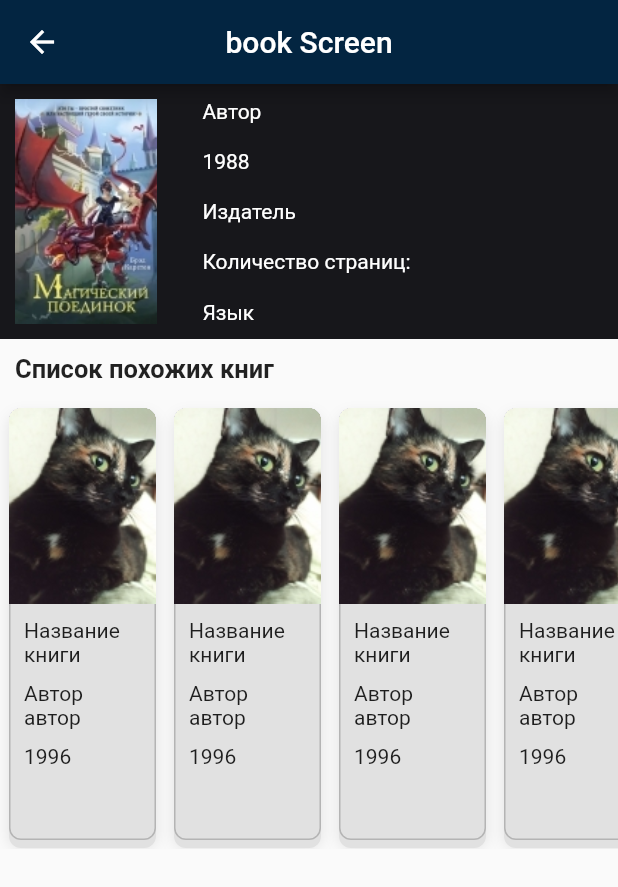
After one commit to olgajumisan/books_catalog, a Flutter app: the BooksDetailsWidget screen opened by its route, on a phone screen of 412 x 824 dp. The commit adds this screen. Shown: the top 887 px of the screen. Run offline on Flutter 3.47's test engine with Material 2 defaults, Android fonts, the phone set to English and light mode, and no system bars; missing offline and left inert: spider.

Commit message:
book_details_screen
book_details_screen

```diff
--- a/lib/main.dart
+++ b/lib/main.dart
@@ -1,5 +1,6 @@
 import 'package:flutter/material.dart';
 import 'package:ll_movie_db/widgets/auth/auth_widget.dart';
+import 'package:ll_movie_db/widgets/books_details/books_details_widget.dart';
 import 'package:ll_movie_db/widgets/main_screen/main_screen_widget.dart';
 
 void main() {
@@ -25,7 +26,14 @@ class MyApp extends StatelessWidget {
       ),
       routes: {
         '/auth_screen': (context) => AuthWidget(),
-        '/main_screen': (context) => MainScreenWidget()
+        '/main_screen': (context) => MainScreenWidget(),
+        '/main_screen/books_detail': (context) {
+          final arguments = ModalRoute.of(context)?.settings.arguments;
+          if (arguments is int) {
+            return BooksDetailsWidget(bookId: arguments);
+          } else
+            return BooksDetailsWidget(bookId: 1);
+        },
       },
       initialRoute: '/auth_screen',
       /*onGenerateRoute: (settings) {
--- /dev/null
+++ b/lib/widgets/books_details/books_details_main_booklist_widget.dart
@@ -0,0 +1,89 @@
+import 'package:flutter/material.dart';
+
+import '../../resources/resources.dart';
+
+class BookdetailsMainBooklistWidget extends StatelessWidget {
+  const BookdetailsMainBooklistWidget({super.key});
+
+  @override
+  Widget build(BuildContext context) {
+    return Column(
+      crossAxisAlignment: CrossAxisAlignment.start,
+      children: [
+        const Padding(
+          padding: EdgeInsets.all(10),
+          child: Text(
+            'Список похожих книг',
+            style: TextStyle(fontSize: 17, fontWeight: FontWeight.w600),
+          ),
+        ),
+        SizedBox(
+          height: 300,
+          child: Scrollbar(
+            child: ListView.builder(
+              itemBuilder: (BuildContext context, int index) {
+                return Padding(
+                  padding: const EdgeInsets.all(6.0),
+                  child: DecoratedBox(
+                    decoration: BoxDecoration(
+                      border: Border.all(color: Colors.black.withOpacity(0.2)),
+                      borderRadius: BorderRadius.all(
+                        Radius.circular(8.0),
+                      ),
+                      boxShadow: [
+                        BoxShadow(
+                          color: Colors.black.withOpacity(0.1),
+                          blurRadius: 8.0,
+                          blurStyle: BlurStyle.solid,
+                          offset: Offset(0, 5),
+                        )
+                      ],
+                    ),
+                    child: ClipRRect(
+                      borderRadius: BorderRadius.only(
+                        topLeft: Radius.circular(8.0),
+                        topRight: Radius.circular(8.0),
+                      ),
+                      clipBehavior: Clip.hardEdge,
+                      child: Column(
+                        children: [
+                          Image(
+                            image: AssetImage(Images.cat),
+                          ),
+                          Padding(
+                            padding: const EdgeInsets.all(10.0),
+                            child: Column(
+                              crossAxisAlignment: CrossAxisAlignment.start,
+                              children: [
+                                Text(
+                                  'Название книги',
+                                  maxLines: 2,
+                                  overflow: TextOverflow.ellipsis,
+                                ),
+                                SizedBox(
+                                  height: 10,
+                                ),
+                                Text('Автор автор'),
+                                SizedBox(
+                                  height: 10,
+                                ),
+                                Text('1996'),
+                              ],
+                            ),
+                          )
+                        ],
+                      ),
+                    ),
+                  ),
+                );
+              },
+              itemCount: 20,
+              itemExtent: 110,
+              scrollDirection: Axis.horizontal,
+            ),
+          ),
+        ),
+      ],
+    );
+  }
+}
--- /dev/null
+++ b/lib/widgets/books_details/books_details_main_widget.dart
@@ -0,0 +1,71 @@
+import 'dart:math';
+
+import 'package:flutter/material.dart';
+
+import '../../resources/resources.dart';
+import 'books_details_main_booklist_widget.dart';
+
+class BooksDetailsMainWidget extends StatelessWidget {
+  const BooksDetailsMainWidget({super.key});
+
+  @override
+  Widget build(BuildContext context) {
+    return ColoredBox(
+      color: Color.fromRGBO(23, 23, 27, 1.0),
+      child: Padding(
+        padding: const EdgeInsets.all(10.0),
+        child: Column(
+          children: [
+            BookdetailsMainCoverWidget(),
+          ],
+        ),
+      ),
+    );
+  }
+}
+
+class BookdetailsMainCoverWidget extends StatelessWidget {
+  BookdetailsMainCoverWidget({super.key});
+  final mainTextStyle = TextStyle(color: Colors.white, fontSize: 14);
+
+  @override
+  Widget build(BuildContext context) {
+    return SizedBox(
+      height: 150,
+      child: Row(
+        crossAxisAlignment: CrossAxisAlignment.start,
+        children: [
+          Image(
+            image: AssetImage(Images.bookCover),
+          ),
+          SizedBox(
+            width: 30,
+          ),
+          Column(
+            crossAxisAlignment: CrossAxisAlignment.start,
+            mainAxisAlignment: MainAxisAlignment.spaceBetween,
+            children: [
+              Text(
+                'Автор',
+                style: mainTextStyle,
+              ),
+              Text('1988', style: mainTextStyle),
+              Text(
+                'Издатель',
+                style: mainTextStyle,
+              ),
+              Text(
+                'Количество страниц: ',
+                style: mainTextStyle,
+              ),
+              Text(
+                'Язык',
+                style: mainTextStyle,
+              ),
+            ],
+          )
+        ],
+      ),
+    );
+  }
+}
--- /dev/null
+++ b/lib/widgets/books_details/books_details_widget.dart
@@ -0,0 +1,28 @@
+import 'package:flutter/material.dart';
+
+import 'books_details_main_booklist_widget.dart';
+import 'books_details_main_widget.dart';
+
+class BooksDetailsWidget extends StatefulWidget {
+  final int bookId;
+  const BooksDetailsWidget({super.key, required this.bookId});
+
+  @override
+  State<BooksDetailsWidget> createState() => _BooksDetailsWidgetState();
+}
+
+class _BooksDetailsWidgetState extends State<BooksDetailsWidget> {
+  @override
+  Widget build(BuildContext context) {
+    return Scaffold(
+      appBar: AppBar(
+        centerTitle: true,
+        title: Text('book Screen'),
+      ),
+      body: ListView(children: [
+        BooksDetailsMainWidget(),
+        BookdetailsMainBooklistWidget()
+      ]),
+    );
+  }
+}
--- a/lib/widgets/bookslist/books_list_widget.dart
+++ b/lib/widgets/bookslist/books_list_widget.dart
@@ -2,13 +2,15 @@ import 'package:flutter/material.dart';
 import '../../resources/resources.dart';
 
 class BookItem {
+  final int id;
   final String imageName;
   final String title;
   final String author;
   final String description;
 
   BookItem(
-      {required this.imageName,
+      {required this.id,
+      required this.imageName,
       required this.title,
       required this.author,
       required this.description});
@@ -24,6 +26,7 @@ class BooksListwidget extends StatefulWidget {
 class _BooksListwidgetState extends State<BooksListwidget> {
   final _booksList = [
     BookItem(
+      id: 1,
       imageName: Images.bookCover,
       title: 'Магический поединок',
       author: 'Брэд Карстен',
@@ -31,6 +34,7 @@ class _BooksListwidgetState extends State<BooksListwidget> {
           'Есть произведения, которые можно читать и перечитывать много раз. Книга Антуана де Сент-Экзюпери «Маленький принц» одна из таких. С момента первого издания в 1943 году она входит в число самых читаемых в мире. Ее автор, французский летчик и писатель, взрослый, так и оставшийся в душе ребенком. Книга «Маленький принц» рассказывает о необыкновенной встрече пилота (из-за неполадок в моторе летчику пришлось посадить самолет в пустыне) с Маленьким принцем, гостем с другой планеты.',
     ),
     BookItem(
+      id: 2,
       imageName: Images.duna,
       title: 'Дюна',
       author: 'Фрэнк Герберт',
@@ -38,12 +42,14 @@ class _BooksListwidgetState extends State<BooksListwidget> {
           'Фрэнк Герберт успел написать много, но в истории остался прежде всего как автор эпопеи "Дюна". Возможно, самой прославленной фантастической саги двадцатого столетия, саги, переведенной на десятки языков и завоевавшей по всему миру миллионы поклонников.',
     ),
     BookItem(
+        id: 3,
         imageName: Images.frai,
         title: 'Наваждения',
         author: 'Макс Фрай',
         description:
             '«Наваждения» — пятый том фэнтези-сериала Лабиринты Ехо Макса Фрая. Книга содержит две повести, повествующие о приключениях сэра Макса в мире Ехо'),
     BookItem(
+      id: 4,
       imageName: Images.sun,
       title: 'Успеть до захода солнца',
       author: 'Нора Робертс',
@@ -51,6 +57,7 @@ class _BooksListwidgetState extends State<BooksListwidget> {
           'На курорте в Западной Монтане найдено тело молодой женщины. Для Бодин убийство становится шокирующим напоминанием о старой потере. Двадцать пять лет назад ее тетя Элис бесследно исчезла, и теперь Бодин связывает новую трагедию с событиями прошлого.',
     ),
     BookItem(
+      id: 5,
       imageName: Images.duna,
       title: 'Дюна',
       author: 'Фрэнк Герберт',
@@ -58,12 +65,14 @@ class _BooksListwidgetState extends State<BooksListwidget> {
           'Фрэнк Герберт успел написать много, но в истории остался прежде всего как автор эпопеи "Дюна". Возможно, самой прославленной фантастической саги двадцатого столетия, саги, переведенной на десятки языков и завоевавшей по всему миру миллионы поклонников.',
     ),
     BookItem(
+        id: 6,
         imageName: Images.tuman,
         title: 'Туман в лесах Барнаула',
         author: 'Дмитрий Петров',
         description:
             'Мирон Ушаков - черный копатель. Однажды Мирон отправляется в таинственное место под названием Чертово городище, чтобы раздобыть клад Кудеяра-разбойника. Однако все очень скоро начинает идти не по плану, и Мирон становится заложником страшного сказочного места, где у времени свои правила.'),
     BookItem(
+        id: 7,
         imageName: Images.molot,
         title: 'Молот ведьм',
         author: 'Шпренгер, Инститорис',
@@ -87,6 +96,11 @@ class _BooksListwidgetState extends State<BooksListwidget> {
     }
 
     setState(() {});
+  }
+
+  void _onBookTap(int index) {
+    final id = _booksList[index].id;
+    Navigator.of(context).pushNamed('/main_screen/books_detail', arguments: id);
   }
 
   @override
@@ -169,7 +183,7 @@ class _BooksListwidgetState extends State<BooksListwidget> {
                     color: Colors.transparent,
                     child: InkWell(
                       borderRadius: BorderRadius.all(Radius.circular(5)),
-                      onTap: () => print('tapped'),
+                      onTap: () => _onBookTap(index),
                       splashColor: Colors.black26,
                     ),
                   ),
--- a/lib/widgets/main_screen/main_screen_widget.dart
+++ b/lib/widgets/main_screen/main_screen_widget.dart
@@ -30,7 +30,7 @@ class MainScreenWidgetState extends State<MainScreenWidget> {
     return Scaffold(
       appBar: AppBar(
         centerTitle: true,
-        title: Text('Main Screen'),
+        title: Text('Каталог'),
       ),
       body: IndexedStack(
         index: _selectedTab,
```
